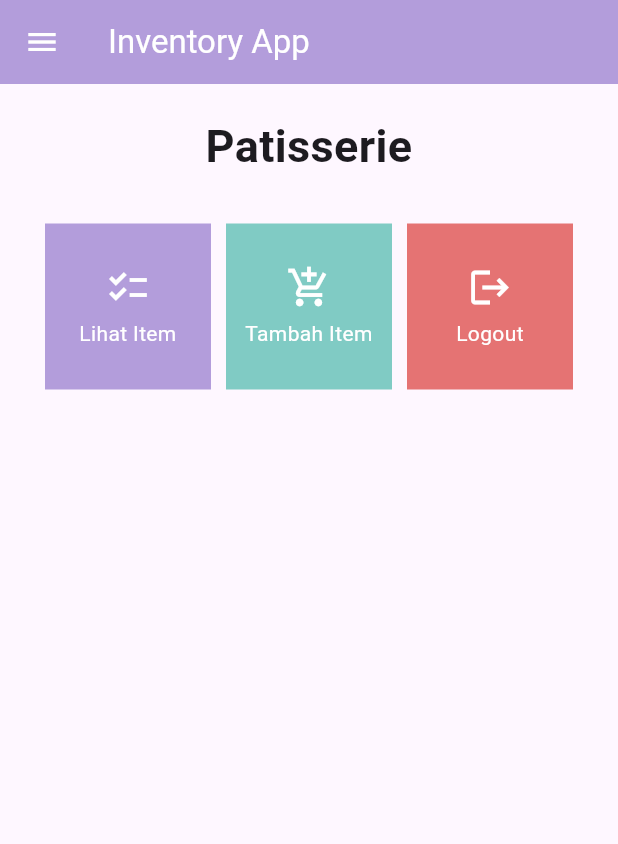
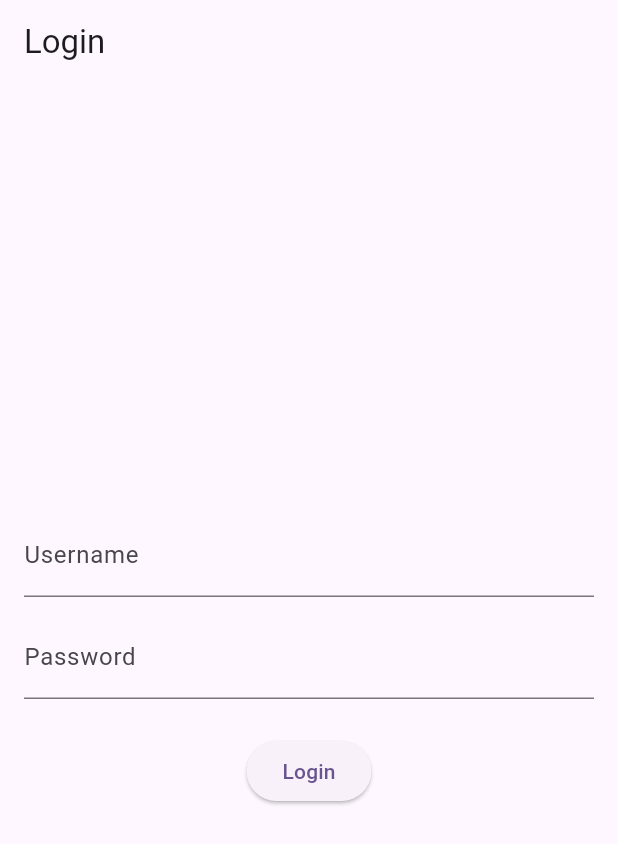
Before and after one commit to citraandh/inventory-app-mobile, a Flutter app: the screen it shows after launch, on a phone screen of 412 x 824 dp. Shown: the top 844 px of the screen. Run offline on Flutter 3.47's test engine with Material 2 defaults, Android fonts, the phone set to English and light mode, and no system bars; missing offline and left inert: pbp_django_auth.

Commit message:
Tugas 9 Finished

```diff
--- a/lib/main.dart
+++ b/lib/main.dart
@@ -1,37 +1,30 @@
 import 'package:flutter/material.dart';
 import 'package:inventory_mobile/screens/menu.dart';
+import 'package:provider/provider.dart';
+import 'package:pbp_django_auth/pbp_django_auth.dart';
+import 'package:inventory_mobile/screens/login.dart';
+
 void main() {
   runApp(const MyApp());
 }
 
 class MyApp extends StatelessWidget {
-  const MyApp({super.key});
+    const MyApp({Key? key}) : super(key: key);
 
-  // This widget is the root of your application.
     @override
     Widget build(BuildContext context) {
-    return MaterialApp(
+        return Provider(
+            create: (_) {
+                CookieRequest request = CookieRequest();
+                return request;
+            },
+            child: MaterialApp(
                 title: 'Patisserie Inventory',
                 theme: ThemeData(
-        // This is the theme of your application.
-        //
-        // TRY THIS: Try running your application with "flutter run". You'll see
-        // the application has a blue toolbar. Then, without quitting the app,
-        // try changing the seedColor in the colorScheme below to Colors.green
-        // and then invoke "hot reload" (save your changes or press the "hot
-        // reload" button in a Flutter-supported IDE, or press "r" if you used
-        // the command line to start the app).
-        //
-        // Notice that the counter didn't reset back to zero; the application
-        // state is not lost during the reload. To reset the state, use hot
-        // restart instead.
-        //
-        // This works for code too, not just values: Most code changes can be
-        // tested with just a hot reload.
                     colorScheme: ColorScheme.fromSeed(seedColor: Colors.deepPurple.shade200),
                     useMaterial3: true,
                 ),
-      home: MyHomePage()
+                home: LoginPage()),
             );
     }
 }
--- a/lib/screens/inventory_list.dart
+++ b/lib/screens/inventory_list.dart
@@ -1,7 +1,8 @@
 import 'package:flutter/material.dart';
-import 'package:inventory_mobile/models/item.dart';
+import 'package:inventory_mobile/models/itemb.dart';
 import 'package:inventory_mobile/widgets/left_drawer.dart';
 
+// Bonus Tugas 8 Page
 class ItemListPage extends StatelessWidget {
   const ItemListPage({super.key});
   @override
@@ -14,9 +15,9 @@ class ItemListPage extends StatelessWidget {
       ),
       drawer: const LeftDrawer(),
       body: ListView.builder(
-        itemCount: Item.items.length,
+        itemCount: Itemb.items.length,
         itemBuilder: (context, index) {
-          Item currentItem = Item.items[index];
+          Itemb currentItem = Itemb.items[index];
           return Card(
             elevation: 4.0, // Menambahkan efek bayangan pada Card
             margin: const EdgeInsets.all(8.0), // Menambahkan margin pada Card
--- /dev/null
+++ b/lib/screens/login.dart
@@ -0,0 +1,114 @@
+import 'package:inventory_mobile/screens/menu.dart';
+import 'package:flutter/material.dart';
+import 'package:pbp_django_auth/pbp_django_auth.dart';
+import 'package:provider/provider.dart';
+
+void main() {
+    runApp(const LoginApp());
+}
+
+class LoginApp extends StatelessWidget {
+const LoginApp({super.key});
+
+@override
+Widget build(BuildContext context) {
+    return MaterialApp(
+        title: 'Login',
+        theme: ThemeData(
+            primarySwatch: Colors.blue,
+    ),
+    home: const LoginPage(),
+    );
+    }
+}
+
+class LoginPage extends StatefulWidget {
+    const LoginPage({super.key});
+
+    @override
+    _LoginPageState createState() => _LoginPageState();
+}
+
+class _LoginPageState extends State<LoginPage> {
+    final TextEditingController _usernameController = TextEditingController();
+    final TextEditingController _passwordController = TextEditingController();
+
+    @override
+    Widget build(BuildContext context) {
+        final request = context.watch<CookieRequest>();
+        return Scaffold(
+            appBar: AppBar(
+                title: const Text('Login'),
+            ),
+            body: Container(
+                padding: const EdgeInsets.all(16.0),
+                child: Column(
+                    mainAxisAlignment: MainAxisAlignment.center,
+                    children: [
+                        TextField(
+                            controller: _usernameController,
+                            decoration: const InputDecoration(
+                                labelText: 'Username',
+                            ),
+                        ),
+                        const SizedBox(height: 12.0),
+                        TextField(
+                            controller: _passwordController,
+                            decoration: const InputDecoration(
+                                labelText: 'Password',
+                            ),
+                            obscureText: true,
+                        ),
+                        const SizedBox(height: 24.0),
+                        ElevatedButton(
+                            onPressed: () async {
+                                String username = _usernameController.text;
+                                String password = _passwordController.text;
+
+                                // Cek kredensial
+                                // TODO: Ganti URL dan jangan lupa tambahkan trailing slash (/) di akhir URL!
+                                // Untuk menyambungkan Android emulator dengan Django pada localhost,
+                                // gunakan URL http://10.0.2.2/
+                                final response = await request.login("http://127.0.0.1:8000/auth/login/", {
+                                'username': username,
+                                'password': password,
+                                });
+
+                                if (request.loggedIn) {
+                                    String message = response['message'];
+                                    String uname = response['username'];
+                                    Navigator.pushReplacement(
+                                        context,
+                                        MaterialPageRoute(builder: (context) => MyHomePage()),
+                                    );
+                                    ScaffoldMessenger.of(context)
+                                        ..hideCurrentSnackBar()
+                                        ..showSnackBar(
+                                            SnackBar(content: Text("$message Selamat datang, $uname.")));
+                                    } else {
+                                    showDialog(
+                                        context: context,
+                                        builder: (context) => AlertDialog(
+                                            title: const Text('Login Gagal'),
+                                            content:
+                                                Text(response['message']),
+                                            actions: [
+                                                TextButton(
+                                                    child: const Text('OK'),
+                                                    onPressed: () {
+                                                        Navigator.pop(context);
+                                                    },
+                                                ),
+                                            ],
+                                        ),
+                                    );
+                                }
+                            },
+                            child: const Text('Login'),
+                        ),
+                    ],
+                ),
+            ),
+        );
+    }
+}
--- a/lib/screens/menu.dart
+++ b/lib/screens/menu.dart
@@ -7,9 +7,10 @@ class MyHomePage extends StatelessWidget {
     MyHomePage({Key? key}) : super(key: key);
 
     final List<ShopItem> items = [
-    ShopItem("Lihat Item", Icons.checklist, Colors.deepPurple.shade200),
-    ShopItem("Tambah Item", Icons.add_shopping_cart, Colors.teal.shade200),
-    ShopItem("Logout", Icons.logout, Colors.red.shade300),
+    ShopItem("Lihat Item", Icons.checklist, Colors.deepPurple.shade200, "1"),
+    ShopItem("Daftar Item", Icons.checklist, Colors.blue.shade300, "2"),
+    ShopItem("Tambah Item", Icons.add_shopping_cart, Colors.teal.shade200, "3"),
+    ShopItem("Logout", Icons.logout, Colors.red.shade300, "4"),
   ];
 
   @override
--- a/pubspec.yaml
+++ b/pubspec.yaml
@@ -35,6 +35,9 @@ dependencies:
   # The following adds the Cupertino Icons font to your application.
   # Use with the CupertinoIcons class for iOS style icons.
   cupertino_icons: ^1.0.2
+  provider: ^6.1.1
+  pbp_django_auth: ^0.4.0
+  http: ^1.1.0
 
 dev_dependencies:
   flutter_test:
```
Also changed, not shown: lib/models/item.dart (+85 -6 lines), lib/models/itemb.dart (added, +10 -0 lines), lib/screens/inventory_form.dart (+37 -31 lines), lib/screens/list_item.dart (added, +91 -0 lines), lib/widgets/left_drawer.dart (+12 -0 lines), lib/widgets/shop_card.dart (+36 -3 lines), pubspec.lock, 3 other files. Lines whose indentation alone changed are shown as unchanged.
